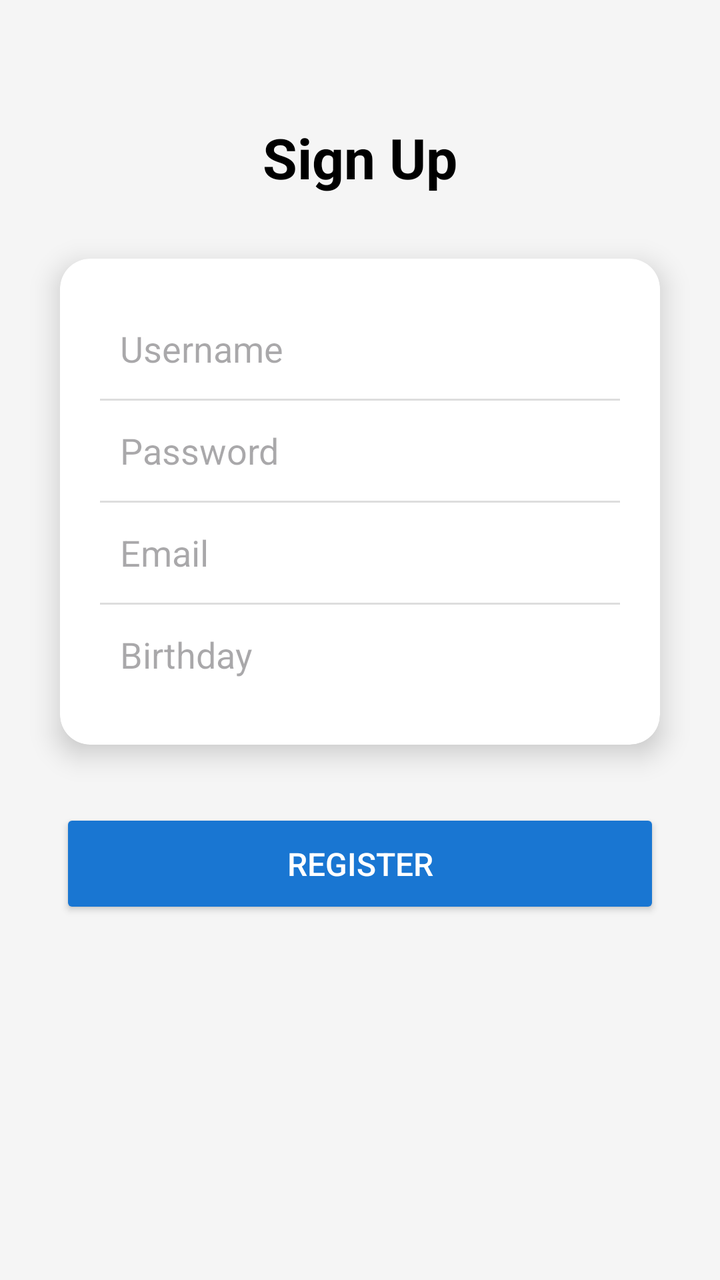
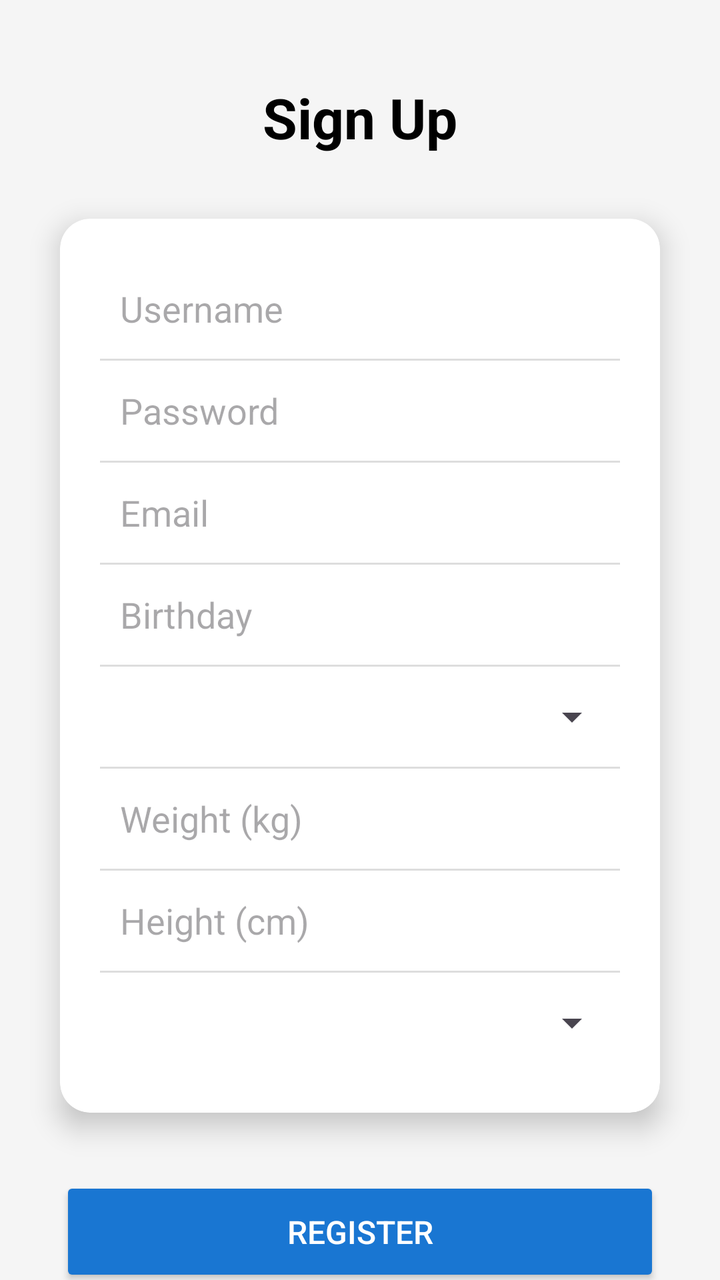

An Android layout rendered at two revisions. The XML below is the earlier revision; the diff shows what the commit changed to produce the second picture.
<!-- AndroidManifest.xml: application theme Theme.HeronHealth -->
<!-- res/layout/activity_sign_up.xml -->
<?xml version="1.0" encoding="utf-8"?>
<androidx.constraintlayout.widget.ConstraintLayout
    xmlns:android="http://schemas.android.com/apk/res/android"
    xmlns:app="http://schemas.android.com/apk/res-auto"
    xmlns:tools="http://schemas.android.com/tools"
    android:id="@+id/main"
    android:layout_width="match_parent"
    android:layout_height="match_parent"
    android:background="#F5F5F5"
    tools:context=".LoginActivity">

    <TextView
        android:id="@+id/tvSignUp"
        android:layout_width="wrap_content"
        android:layout_height="wrap_content"
        android:layout_marginTop="60dp"
        android:text="Sign Up"
        android:textColor="@color/black"
        android:textSize="28sp"
        android:textStyle="bold"
        app:layout_constraintEnd_toEndOf="parent"
        app:layout_constraintStart_toStartOf="parent"
        app:layout_constraintTop_toTopOf="parent" />

    <androidx.cardview.widget.CardView
        android:id="@+id/cardRegister"
        android:layout_width="0dp"
        android:layout_height="wrap_content"
        android:layout_marginStart="30dp"
        android:layout_marginTop="32dp"
        android:layout_marginEnd="30dp"
        app:cardCornerRadius="15dp"
        app:cardElevation="8dp"
        app:layout_constraintEnd_toEndOf="parent"
        app:layout_constraintStart_toStartOf="parent"
        app:layout_constraintTop_toBottomOf="@+id/tvSignUp">

        <LinearLayout
            android:layout_width="match_parent"
            android:layout_height="wrap_content"
            android:orientation="vertical"
            android:padding="20dp">

            <EditText
                android:id="@+id/etUsername"
                android:layout_width="match_parent"
                android:layout_height="50dp"
                android:background="@android:color/transparent"
                android:hint="Username"
                android:inputType="text"
                android:padding="10dp" />

            <View
                android:layout_width="match_parent"
                android:layout_height="1dp"
                android:background="#DDDDDD" />

            <EditText
                android:id="@+id/etPassword"
                android:layout_width="match_parent"
                android:layout_height="50dp"
                android:background="@android:color/transparent"
                android:hint="Password"
                android:inputType="textPassword"
                android:padding="10dp" />

            <View
                android:layout_width="match_parent"
                android:layout_height="1dp"
                android:background="#DDDDDD" />

            <EditText
                android:id="@+id/etEmail"
                android:layout_width="match_parent"
                android:layout_height="50dp"
                android:background="@android:color/transparent"
                android:hint="Email"
                android:inputType="textEmailAddress"
                android:padding="10dp" />

            <View
                android:layout_width="match_parent"
                android:layout_height="1dp"
                android:background="#DDDDDD" />

            <EditText
                android:id="@+id/etBirthday"
                android:layout_width="match_parent"
                android:layout_height="50dp"
                android:background="@android:color/transparent"
                android:hint="Birthday"
                android:inputType="date"
                android:clickable="true"
                android:focusable="false"
                android:padding="10dp" />

        </LinearLayout>
    </androidx.cardview.widget.CardView>

    <Button
        android:id="@+id/btnRegister"
        android:layout_width="0dp"
        android:layout_height="55dp"
        android:layout_marginStart="30dp"
        android:layout_marginTop="32dp"
        android:layout_marginEnd="30dp"
        android:backgroundTint="#1976D2"
        android:text="Register"
        android:textColor="@color/white"
        android:textSize="16sp"
        app:cornerRadius="10dp"
        app:layout_constraintEnd_toEndOf="parent"
        app:layout_constraintStart_toStartOf="parent"
        app:layout_constraintTop_toBottomOf="@+id/cardRegister"/>



</androidx.constraintlayout.widget.ConstraintLayout>
<!-- resources referenced by this layout -->
<resources>
  <color name="black">#FF000000</color>
  <color name="white">#FFFFFFFF</color>
  <style name="Theme.HeronHealth" parent="Base.Theme.HeronHealth" />
  <style name="Base.Theme.HeronHealth" parent="Theme.Material3.DayNight.NoActionBar">
          
          
      </style>
</resources>

<!-- the commit's change to res/layout/activity_sign_up.xml (unified diff, before → after) -->
@@ -13,7 +13,7 @@
         android:id="@+id/tvSignUp"
         android:layout_width="wrap_content"
         android:layout_height="wrap_content"
-        android:layout_marginTop="60dp"
+        android:layout_marginTop="40dp"
         android:text="Sign Up"
         android:textColor="@color/black"
         android:textSize="28sp"
@@ -93,6 +93,55 @@
                 android:clickable="true"
                 android:focusable="false"
                 android:padding="10dp" />
+            <View
+                android:layout_width="match_parent"
+                android:layout_height="1dp"
+                android:background="#DDDDDD" />
+
+            <Spinner
+                android:id="@+id/spGender"
+                android:layout_width="match_parent"
+                android:layout_height="50dp"
+                android:padding="10dp" />
+
+            <View
+                android:layout_width="match_parent"
+                android:layout_height="1dp"
+                android:background="#DDDDDD" />
+
+            <EditText
+                android:id="@+id/etWeight"
+                android:layout_width="match_parent"
+                android:layout_height="50dp"
+                android:background="@android:color/transparent"
+                android:hint="Weight (kg)"
+                android:inputType="numberDecimal"
+                android:padding="10dp" />
+
+            <View
+                android:layout_width="match_parent"
+                android:layout_height="1dp"
+                android:background="#DDDDDD" />
+
+            <EditText
+                android:id="@+id/etHeight"
+                android:layout_width="match_parent"
+                android:layout_height="50dp"
+                android:background="@android:color/transparent"
+                android:hint="Height (cm)"
+                android:inputType="numberDecimal"
+                android:padding="10dp" />
+
+            <View
+                android:layout_width="match_parent"
+                android:layout_height="1dp"
+                android:background="#DDDDDD" />
+
+            <Spinner
+                android:id="@+id/spGoal"
+                android:layout_width="match_parent"
+                android:layout_height="50dp"
+                android:padding="10dp" />
 
         </LinearLayout>
     </androidx.cardview.widget.CardView>
